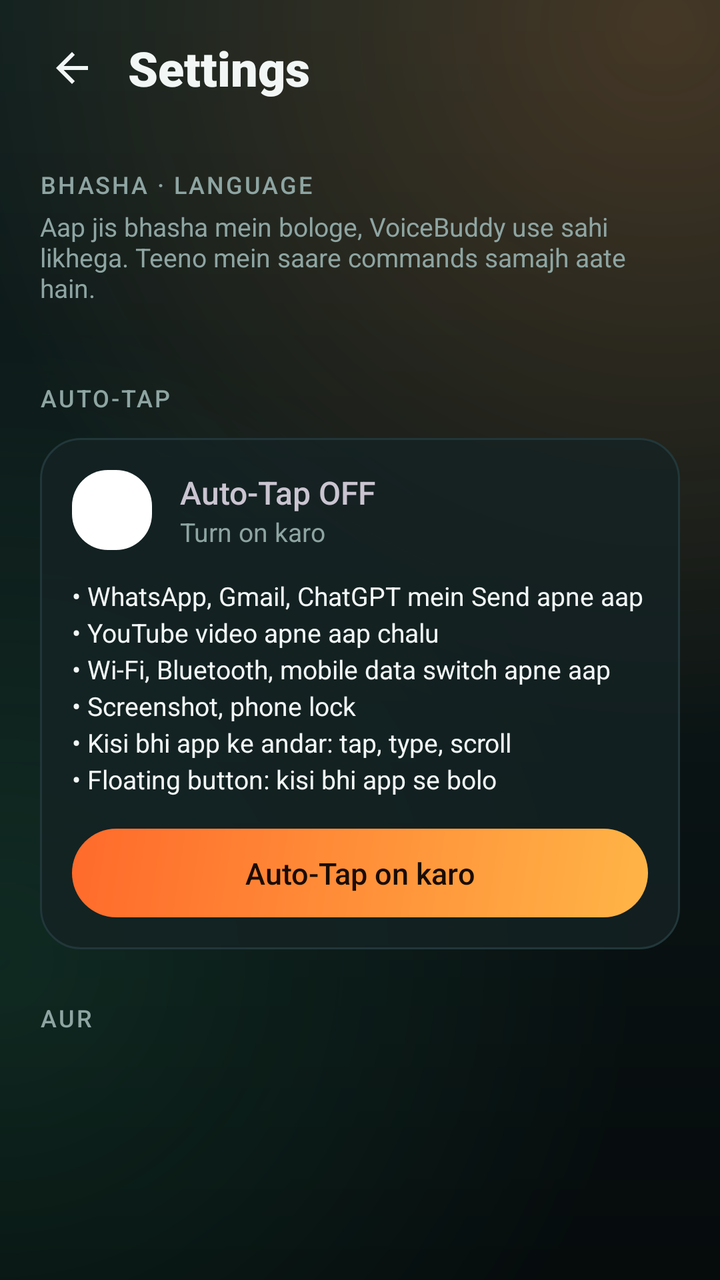
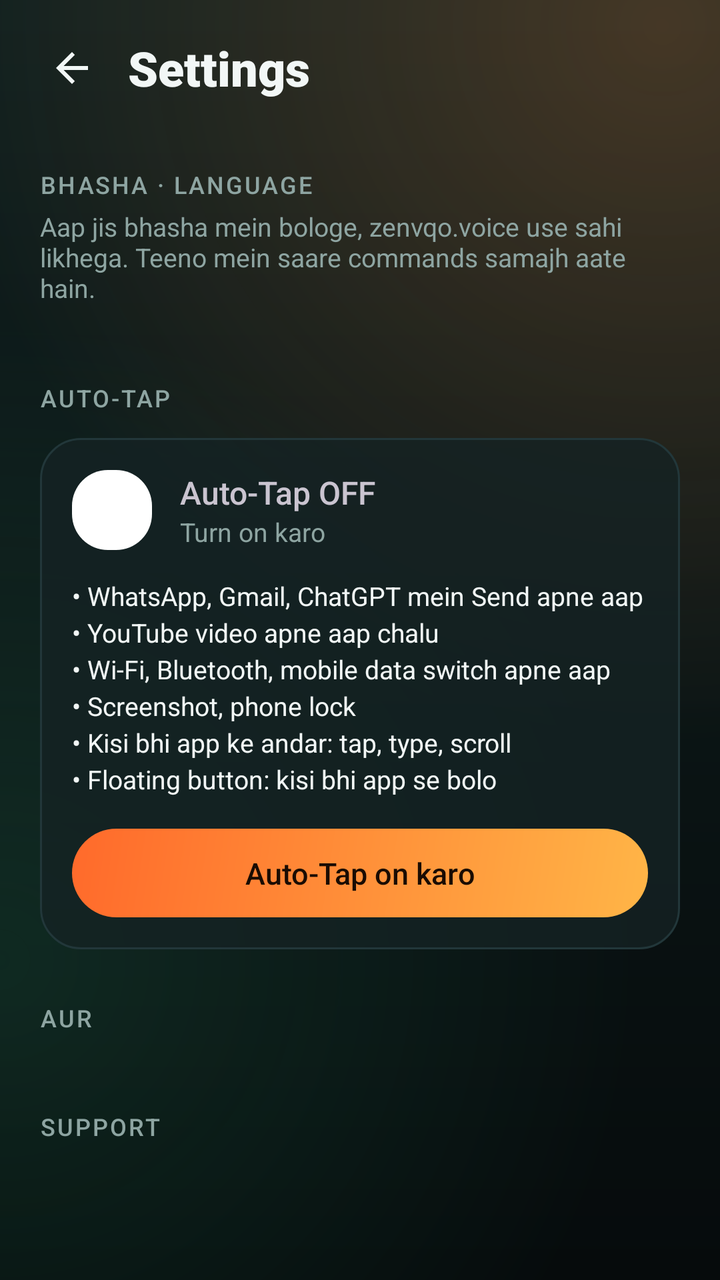

Compare the two renders of this Android layout. The source of the first and the diff that turns it into the second are given below.
<!-- AndroidManifest.xml: application theme Theme.VoiceBuddy -->
<!-- res/layout/activity_settings.xml -->
<?xml version="1.0" encoding="utf-8"?>
<ScrollView xmlns:android="http://schemas.android.com/apk/res/android"
    android:layout_width="match_parent"
    android:layout_height="match_parent"
    android:fillViewport="true"
    android:overScrollMode="never"
    android:scrollbars="none">

    <LinearLayout
        android:layout_width="match_parent"
        android:layout_height="wrap_content"
        android:orientation="vertical"
        android:paddingStart="12dp"
        android:paddingTop="10dp"
        android:paddingEnd="12dp"
        android:paddingBottom="32dp">

        
        <LinearLayout
            android:layout_width="match_parent"
            android:layout_height="wrap_content"
            android:gravity="center_vertical"
            android:orientation="horizontal">

            <ImageButton
                android:id="@+id/backButton"
                android:layout_width="48dp"
                android:layout_height="48dp"
                android:background="?android:attr/selectableItemBackgroundBorderless"
                android:contentDescription="Back"
                android:padding="12dp"
                android:src="@drawable/ic_back"
                android:tint="@color/text" />

            <TextView
                android:layout_width="wrap_content"
                android:layout_height="wrap_content"
                android:layout_marginStart="4dp"
                android:fontFamily="sans-serif-black"
                android:text="Settings"
                android:textColor="@color/text"
                android:textSize="24sp" />
        </LinearLayout>

        
        <TextView
            style="@style/SectionLabel"
            android:text="BHASHA · LANGUAGE" />

        <TextView
            android:layout_width="match_parent"
            android:layout_height="wrap_content"
            android:layout_marginTop="4dp"
            android:paddingStart="8dp"
            android:paddingEnd="8dp"
            android:text="Aap jis bhasha mein bologe, VoiceBuddy use sahi likhega. Teeno mein saare commands samajh aate hain."
            android:textColor="@color/muted"
            android:textSize="13sp" />

        <LinearLayout
            android:id="@+id/langOptions"
            android:layout_width="match_parent"
            android:layout_height="wrap_content"
            android:layout_marginTop="12dp"
            android:orientation="vertical"
            android:paddingStart="8dp"
            android:paddingEnd="8dp" />

        
        <TextView
            style="@style/SectionLabel"
            android:text="AUTO-TAP" />

        <LinearLayout
            android:layout_width="match_parent"
            android:layout_height="wrap_content"
            android:layout_marginStart="8dp"
            android:layout_marginTop="12dp"
            android:layout_marginEnd="8dp"
            android:background="@drawable/card_surface"
            android:orientation="vertical"
            android:padding="16dp">

            <LinearLayout
                android:layout_width="match_parent"
                android:layout_height="wrap_content"
                android:gravity="center_vertical"
                android:orientation="horizontal">

                <ImageView
                    android:id="@+id/autoTapIcon"
                    android:layout_width="40dp"
                    android:layout_height="40dp"
                    android:background="@drawable/tile_icon_bg"
                    android:importantForAccessibility="no"
                    android:padding="9dp"
                    android:src="@drawable/ic_bolt" />

                <LinearLayout
                    android:layout_width="0dp"
                    android:layout_height="wrap_content"
                    android:layout_marginStart="14dp"
                    android:layout_weight="1"
                    android:orientation="vertical">

                    <TextView
                        android:id="@+id/autoTapTitle"
                        android:layout_width="wrap_content"
                        android:layout_height="wrap_content"
                        android:fontFamily="sans-serif-medium"
                        android:text="Auto-Tap OFF"
                        android:textSize="16sp" />

                    <TextView
                        android:id="@+id/autoTapText"
                        android:layout_width="wrap_content"
                        android:layout_height="wrap_content"
                        android:text="Turn on karo"
                        android:textColor="@color/muted"
                        android:textSize="13sp" />
                </LinearLayout>
            </LinearLayout>

            <TextView
                android:layout_width="match_parent"
                android:layout_height="wrap_content"
                android:layout_marginTop="14dp"
                android:lineSpacingExtra="3dp"
                android:text="• WhatsApp, Gmail, ChatGPT mein Send apne aap\n• YouTube video apne aap chalu\n• Wi-Fi, Bluetooth, mobile data switch apne aap\n• Screenshot, phone lock\n• Kisi bhi app ke andar: tap, type, scroll\n• Floating button: kisi bhi app se bolo"
                android:textColor="@color/text"
                android:textSize="13sp" />

            <TextView
                android:id="@+id/autoTapButton"
                android:layout_width="match_parent"
                android:layout_height="wrap_content"
                android:layout_marginTop="16dp"
                android:background="@drawable/button_accent"
                android:foreground="?android:attr/selectableItemBackground"
                android:fontFamily="sans-serif-medium"
                android:gravity="center"
                android:paddingTop="12dp"
                android:paddingBottom="12dp"
                android:text="Auto-Tap on karo"
                android:textColor="#FF1A0C03"
                android:textSize="15sp" />
        </LinearLayout>

        
        <TextView
            style="@style/SectionLabel"
            android:text="AUR" />

        <LinearLayout
            android:id="@+id/moreOptions"
            android:layout_width="match_parent"
            android:layout_height="wrap_content"
            android:layout_marginStart="8dp"
            android:layout_marginTop="12dp"
            android:layout_marginEnd="8dp"
            android:background="@drawable/card_surface"
            android:orientation="vertical" />

        <TextView
            android:id="@+id/versionText"
            android:layout_width="match_parent"
            android:layout_height="wrap_content"
            android:layout_marginTop="24dp"
            android:gravity="center"
            android:textColor="@color/muted"
            android:textSize="12sp" />
    </LinearLayout>
</ScrollView>
<!-- resources referenced by this layout -->
<resources>
  <color name="muted">#FF8EA5A2</color>
  <color name="text">#FFF2F7F6</color>
  <!-- drawable button_accent (drawable) -->
  <shape xmlns:android="http://schemas.android.com/apk/res/android" android:shape="rectangle">
      <corners android:radius="999dp" />
      <gradient android:angle="315" android:startColor="#FFFF6A2B" android:endColor="#FFFFB547" />
  </shape>
  <!-- drawable card_surface (drawable) -->
  <shape xmlns:android="http://schemas.android.com/apk/res/android" android:shape="rectangle">
      <corners android:radius="20dp" />
      <solid android:color="#CC142224" />
      <stroke android:width="1dp" android:color="#FF22373A" />
  </shape>
  <!-- drawable ic_back (drawable) -->
  <vector xmlns:android="http://schemas.android.com/apk/res/android"
      android:width="24dp" android:height="24dp"
      android:viewportWidth="24" android:viewportHeight="24">
      <path android:fillColor="#FFFFFFFF"
          android:pathData="M20,11H7.83l5.59,-5.59L12,4l-8,8 8,8 1.41,-1.41L7.83,13H20v-2z" />
  </vector>
  <!-- drawable ic_bolt (drawable) -->
  <vector xmlns:android="http://schemas.android.com/apk/res/android"
      android:width="24dp" android:height="24dp"
      android:viewportWidth="24" android:viewportHeight="24">
      <path android:fillColor="#FFFFFFFF"
          android:pathData="M7,2v11h3v9l7,-12h-4l4,-8z" />
  </vector>
  <!-- drawable tile_icon_bg (drawable) -->
  <shape xmlns:android="http://schemas.android.com/apk/res/android" android:shape="rectangle">
      <corners android:radius="18dp" />
      <solid android:color="#FFFFFFFF" />
  </shape>
  <style name="SectionLabel">
          <item name="android:layout_width">wrap_content</item>
          <item name="android:layout_height">wrap_content</item>
          <item name="android:layout_marginTop">26dp</item>
          <item name="android:paddingStart">8dp</item>
          <item name="android:fontFamily">sans-serif-medium</item>
          <item name="android:letterSpacing">0.08</item>
          <item name="android:textColor">@color/muted</item>
          <item name="android:textSize">12sp</item>
      </style>
  <style name="Theme.VoiceBuddy" parent="Theme.Material3.Dark.NoActionBar">
          <item name="colorPrimary">@color/accent</item>
          <item name="colorAccent">@color/accent</item>
          <item name="android:windowBackground">@drawable/bg_app</item>
          <item name="android:statusBarColor">#FF10201F</item>
          <item name="android:navigationBarColor">#FF060B0C</item>
          <item name="android:windowLightStatusBar">false</item>
      </style>
  <color name="accent">#FFFF8A3D</color>
  <!-- drawable bg_app (drawable) -->
  <layer-list xmlns:android="http://schemas.android.com/apk/res/android">
      <item>
          <shape android:shape="rectangle">
              <gradient android:angle="270" android:startColor="#FF10201F" android:endColor="#FF060B0C" />
          </shape>
      </item>
      <item>
          <shape android:shape="rectangle">
              <gradient android:type="radial" android:centerX="0.92" android:centerY="0.02"
                  android:gradientRadius="360dp" android:startColor="#38FF8A3D" android:endColor="#00FF8A3D" />
          </shape>
      </item>
      <item>
          <shape android:shape="rectangle">
              <gradient android:type="radial" android:centerX="0.0" android:centerY="0.75"
                  android:gradientRadius="320dp" android:startColor="#1F3DDC97" android:endColor="#003DDC97" />
          </shape>
      </item>
  </layer-list>
</resources>

<!-- the commit's change to res/layout/activity_settings.xml (unified diff, before → after) -->
@@ -53,7 +53,7 @@
             android:layout_marginTop="4dp"
             android:paddingStart="8dp"
             android:paddingEnd="8dp"
-            android:text="Aap jis bhasha mein bologe, VoiceBuddy use sahi likhega. Teeno mein saare commands samajh aate hain."
+            android:text="Aap jis bhasha mein bologe, zenvqo.voice use sahi likhega. Teeno mein saare commands samajh aate hain."
             android:textColor="@color/muted"
             android:textSize="13sp" />
 
@@ -161,6 +161,21 @@
             android:background="@drawable/card_surface"
             android:orientation="vertical" />
 
+        
+        <TextView
+            style="@style/SectionLabel"
+            android:text="SUPPORT" />
+
+        <LinearLayout
+            android:id="@+id/supportOptions"
+            android:layout_width="match_parent"
+            android:layout_height="wrap_content"
+            android:layout_marginStart="8dp"
+            android:layout_marginTop="12dp"
+            android:layout_marginEnd="8dp"
+            android:background="@drawable/card_surface"
+            android:orientation="vertical" />
+
         <TextView
             android:id="@+id/versionText"
             android:layout_width="match_parent"
